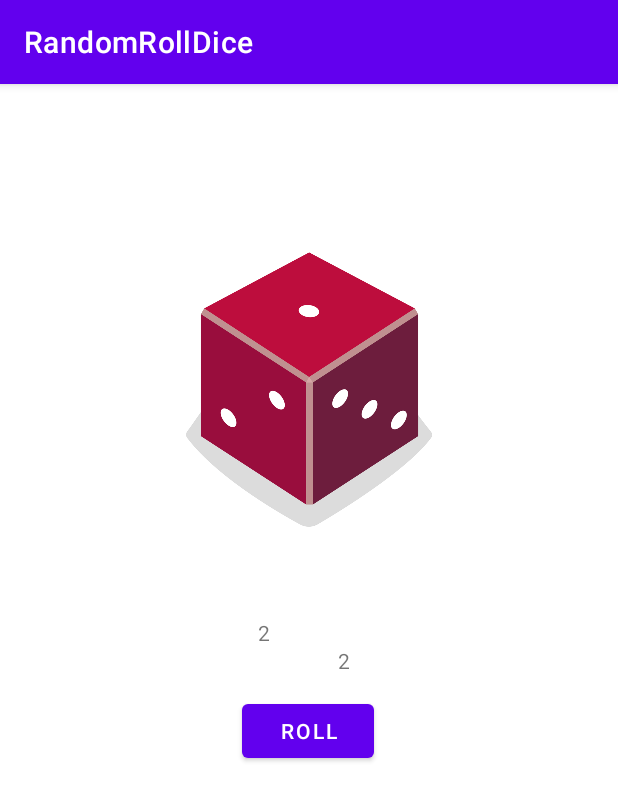
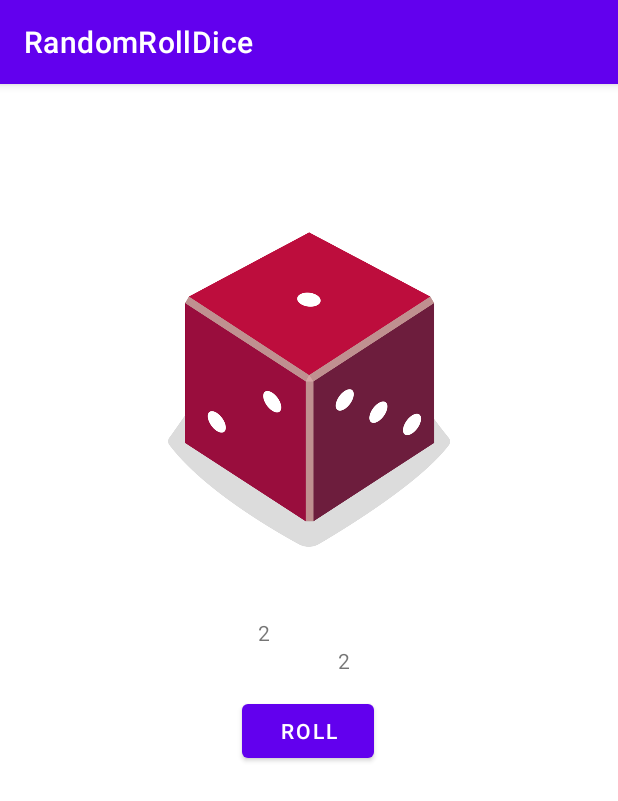
Before and after one commit to harshmittal1750/RandomRollDice, an Android app: the screen it shows after launch (MainActivity), on a phone screen of 412 x 824 dp. Shown: the top 801 px of the screen. Run offline under Robolectric (Android 15) with nearby library versions, the phone set to English and light mode, and no system bars.

Commit message:
added comments

```diff
--- a/app/src/main/res/layout/activity_main.xml
+++ b/app/src/main/res/layout/activity_main.xml
@@ -50,8 +50,8 @@
 
     <ImageView
         android:id="@+id/imageView"
-        android:layout_width="164dp"
-        android:layout_height="354dp"
+        android:layout_width="188dp"
+        android:layout_height="222dp"
         app:layout_constraintBottom_toTopOf="@+id/button"
         app:layout_constraintEnd_toEndOf="parent"
         app:layout_constraintStart_toStartOf="parent"
```
Also changed, not shown: app/src/main/java/com/example/randomrolldice/MainActivity.kt (+7 -2 lines).
